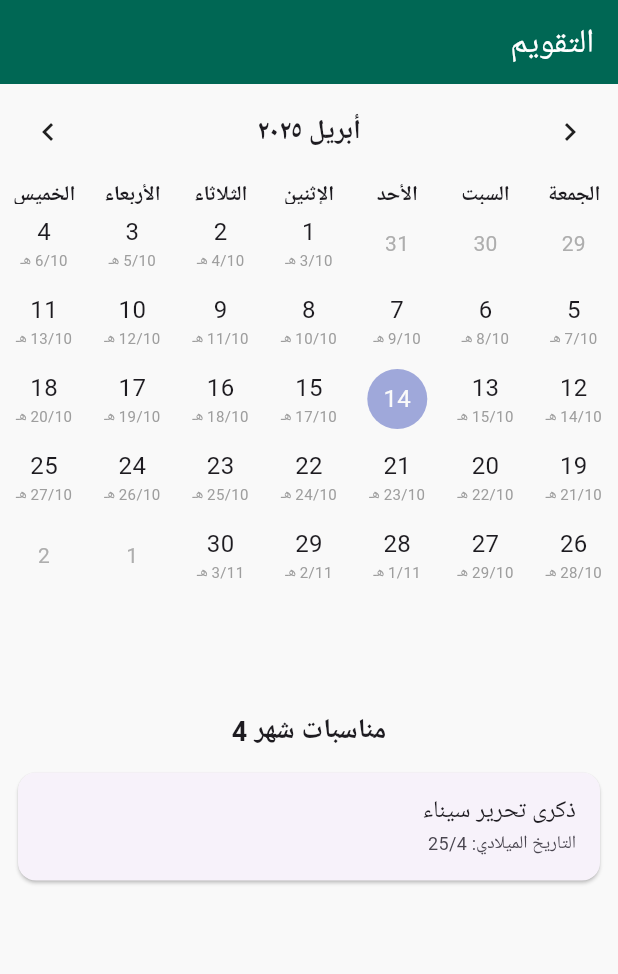
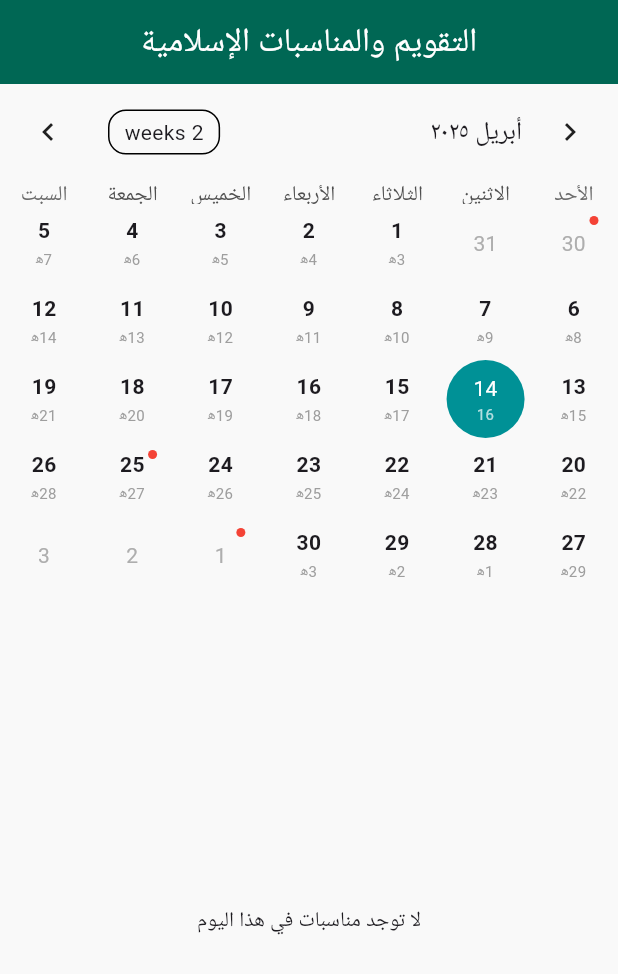
Before and after one commit to Ahmed-Khames2/quran_app, a Flutter app: the screen it shows after launch, on a phone screen of 412 x 824 dp. Shown: the top 974 px of the screen. Run offline on Flutter 3.47's test engine with Material 3 defaults, Android fonts, the light colour scheme and no system bars; drawn by our look-alikes of table_calendar; our stand-ins replace adhan, bloc, equatable, flutter_bloc, flutter_local_notifications, geolocator and 5 more; missing offline and left inert: android_intent_plus.

Commit message:
update calender

```diff
--- a/lib/feature/calender/pages/calenderpage.dart
+++ b/lib/feature/calender/pages/calenderpage.dart
@@ -1,147 +1,208 @@
 import 'package:flutter/material.dart';
 import 'package:table_calendar/table_calendar.dart';
+import 'dart:convert';
+import 'package:flutter/services.dart' show rootBundle;
 import 'package:hijri/hijri_calendar.dart';
-import 'package:theam_mood_with_block/feature/calender/models/event_model.dart';
-import 'package:theam_mood_with_block/feature/calender/service/event_service.dart';
 
-class CalendarPage extends StatefulWidget {
-  const CalendarPage({Key? key}) : super(key: key);
+class IslamicCalendarPage extends StatefulWidget {
+  const IslamicCalendarPage({Key? key}) : super(key: key);
 
   @override
-  State<CalendarPage> createState() => _CalendarPageState();
+  State<IslamicCalendarPage> createState() => _IslamicCalendarPageState();
 }
 
-class _CalendarPageState extends State<CalendarPage> {
-  DateTime focusedDay = DateTime.now();
-  late Future<List<EventModel>> events;
-  List<EventModel> allEvents = [];
+class _IslamicCalendarPageState extends State<IslamicCalendarPage> {
+  CalendarFormat _calendarFormat = CalendarFormat.month;
+  DateTime _focusedDay = DateTime.now();
+  DateTime? _selectedDay;
+  Map<DateTime, List<String>> _events = {};
 
   @override
   void initState() {
     super.initState();
-    events = EventService.loadEvents();
+    _selectedDay = _focusedDay;
+    _loadEvents();
+  }
+
+  Future<void> _loadEvents() async {
+    final String jsonString =
+        await rootBundle.loadString('assets/json/events.json');
+    final List<dynamic> jsonData = json.decode(jsonString);
+
+    Map<DateTime, List<String>> loadedEvents = {};
+
+    for (var event in jsonData) {
+      DateTime? date;
+
+      // Gregorian event
+      if (event.containsKey('gregorian_day') &&
+          event.containsKey('gregorian_month')) {
+        final now = DateTime.now();
+        date = DateTime(
+            now.year, event['gregorian_month'], event['gregorian_day']);
+      }
+
+      // Hijri event
+      else if (event.containsKey('hijri_day') &&
+          event.containsKey('hijri_month')) {
+        final nowHijri = HijriCalendar.now();
+        final hijri = HijriCalendar()
+          ..hYear = nowHijri.hYear
+          ..hMonth = event['hijri_month']
+          ..hDay = event['hijri_day'];
+        date = hijri.hijriToGregorian(hijri.hYear, hijri.hMonth, hijri.hDay);
+      }
+
+      if (date != null) {
+        final normalized = DateTime(date.year, date.month, date.day);
+        loadedEvents.update(
+            normalized, (existing) => [...existing, event['title']],
+            ifAbsent: () => [event['title']]);
+      }
+    }
+
+    setState(() {
+      _events = loadedEvents;
+    });
+  }
+
+  List<String> _getEventsForDay(DateTime day) {
+    final date = DateTime(day.year, day.month, day.day);
+    return _events[date] ?? [];
   }
 
   @override
   Widget build(BuildContext context) {
     return Scaffold(
-      appBar: AppBar(title: const Text('التقويم')),
-      body: FutureBuilder<List<EventModel>>(
-        future: events,
-        builder: (context, snapshot) {
-          if (snapshot.connectionState == ConnectionState.waiting) {
-            return const Center(child: CircularProgressIndicator());
-          }
-
-          if (snapshot.hasError) {
-            return Center(child: Text('حدث خطأ: ${snapshot.error}'));
-          }
-
-          allEvents = snapshot.data ?? [];
-
-          return Column(
+      appBar: AppBar(
+        title: const Text('التقويم والمناسبات الإسلامية'),
+        centerTitle: true,
+      ),
+      body: Column(
         children: [
           TableCalendar(
-                locale: 'ar_EG',
-                focusedDay: focusedDay,
-                firstDay: DateTime(2000),
-                lastDay: DateTime(2100),
-                calendarFormat: CalendarFormat.month,
-                startingDayOfWeek: StartingDayOfWeek.saturday,
-                onPageChanged: (date) {
+            locale: 'ar',
+            firstDay: DateTime.utc(2020, 1, 1),
+            lastDay: DateTime.utc(2030, 12, 31),
+            focusedDay: _focusedDay,
+            calendarFormat: _calendarFormat,
+            selectedDayPredicate: (day) => isSameDay(_selectedDay, day),
+            onDaySelected: (selectedDay, focusedDay) {
               setState(() {
-                    focusedDay = date;
+                _selectedDay = selectedDay;
+                _focusedDay = focusedDay;
               });
             },
-                headerStyle: HeaderStyle(
-                  formatButtonVisible: false,
-                  titleCentered: true,
-                  titleTextStyle: const TextStyle(
-                    fontSize: 18,
-                    fontWeight: FontWeight.bold,
-                  ),
-                ),
+            onFormatChanged: (format) {
+              setState(() {
+                _calendarFormat = format;
+              });
+            },
+            onPageChanged: (focusedDay) {
+              _focusedDay = focusedDay;
+            },
+            eventLoader: _getEventsForDay,
             calendarBuilders: CalendarBuilders(
-                  dowBuilder: (context, day) {
-                    final arabicDays = [
-                      'السبت',
-                      'الأحد',
-                      'الإثنين',
-                      'الثلاثاء',
-                      'الأربعاء',
-                      'الخميس',
-                      'الجمعة'
-                    ];
-                    return Center(
-                      child: Text(
-                        arabicDays[day.weekday % 7],
-                        style: const TextStyle(fontWeight: FontWeight.bold),
-                      ),
-                    );
-                  },
               defaultBuilder: (context, day, focusedDay) {
                 final hijri = HijriCalendar.fromDate(day);
                 return Column(
                   mainAxisAlignment: MainAxisAlignment.center,
                   children: [
-                        Text('${day.day}',
-                            style: const TextStyle(fontSize: 16)),
                     Text(
-                          '${hijri.hDay}/${hijri.hMonth} هـ',
-                          style:
-                              const TextStyle(fontSize: 10, color: Colors.grey),
+                      '${day.day}',
+                      style: const TextStyle(fontWeight: FontWeight.bold),
+                    ),
+                    const SizedBox(height: 2),
+                    Text(
+                      '${hijri.hDay}ه‍',
+                      style: const TextStyle(fontSize: 10, color: Colors.grey),
                     ),
                   ],
                 );
               },
+              todayBuilder: (context, day, focusedDay) {
+                final hijri = HijriCalendar.fromDate(day);
+                return Container(
+                  decoration: const BoxDecoration(
+                    color: Colors.teal,
+                    shape: BoxShape.circle,
                   ),
+                  alignment: Alignment.center,
+                  child: Column(
+                    mainAxisAlignment: MainAxisAlignment.center,
+                    children: [
+                      Text(
+                        '${day.day}',
+                        style: const TextStyle(color: Colors.white),
                       ),
-              const SizedBox(height: 70),
-              Padding(
-                padding: const EdgeInsets.all(8.0),
-                child: Text(
-                  'مناسبات شهر ${focusedDay.month}',
+                      Text(
+                        '${hijri.hDay}',
                         style: const TextStyle(
-                      fontSize: 18, fontWeight: FontWeight.bold),
+                            fontSize: 10, color: Colors.white70),
                       ),
+                    ],
                   ),
-              Expanded(
-                child: ListView(
-                  children: _getEventsForMonth(focusedDay.month).map((event) {
-                    return Card(
-                      margin: const EdgeInsets.symmetric(
-                          horizontal: 12, vertical: 6),
-                      child: ListTile(
-                        title: Text(event.title),
-                        subtitle: Text(
-                          'التاريخ الميلادي: ${event.gregorianDay}/${event.gregorianMonth}',
-                          style: const TextStyle(fontSize: 12),
+                );
+              },
+              selectedBuilder: (context, day, focusedDay) {
+                final hijri = HijriCalendar.fromDate(day);
+                return Container(
+                  decoration: const BoxDecoration(
+                    color: Color.fromARGB(255, 0, 145, 150),
+                    shape: BoxShape.circle,
+                  ),
+                  alignment: Alignment.center,
+                  child: Column(
+                    mainAxisAlignment: MainAxisAlignment.center,
+                    children: [
+                      Text(
+                        '${day.day}',
+                        style: const TextStyle(color: Colors.white),
+                      ),
+                      Text(
+                        '${hijri.hDay}',
+                        style: const TextStyle(
+                            fontSize: 10, color: Colors.white70),
+                      ),
+                    ],
+                  ),
+                );
+              },
+              markerBuilder: (context, date, events) {
+                if (events.isNotEmpty) {
+                  return Positioned(
+                    top: 8,
+                    right: 13,
+                    child: Container(
+                      width: 6,
+                      height: 6,
+                      decoration: const BoxDecoration(
+                        color: Colors.red,
+                        shape: BoxShape.circle,
                       ),
                     ),
                   );
-                  }).toList(),
+                }
+                return const SizedBox();
+              },
+            ),
+          ),
+          const SizedBox(height: 10),
+          Expanded(
+            child: _getEventsForDay(_selectedDay!).isEmpty
+                ? const Center(child: Text('لا توجد مناسبات في هذا اليوم'))
+                : ListView.builder(
+                    itemCount: _getEventsForDay(_selectedDay!).length,
+                    itemBuilder: (context, index) {
+                      return ListTile(
+                        leading: const Icon(Icons.event),
+                        title: Text(_getEventsForDay(_selectedDay!)[index]),
+                      );
+                    },
                   ),
           ),
         ],
-          );
-        },
       ),
     );
   }
-
-  List<EventModel> _getEventsForMonth(int month) {
-    return allEvents.where((event) {
-      return event.gregorianMonth == month;
-    }).toList();
 }
-
-  HijriCalendar _getHijriFromEvent(EventModel event) {
-    if (event.gregorianDay != null && event.gregorianMonth != null) {
-      final now = DateTime.now();
-      final date =
-          DateTime(now.year, event.gregorianMonth!, event.gregorianDay!);
-      return HijriCalendar.fromDate(date);
-    }
-    return HijriCalendar.now();
-  }
-}
--- a/lib/main.dart
+++ b/lib/main.dart
@@ -71,7 +71,7 @@ class MyApp extends StatelessWidget {
                 GlobalCupertinoLocalizations.delegate,
               ],
               theme: appThemeData[state.appTheme]!,
-              home: CalendarPage(),
+              home: IslamicCalendarPage(),
             );
           } else {
             return const SizedBox();
```
Also changed, not shown: 4 other files. Lines whose indentation alone changed are shown as unchanged.
